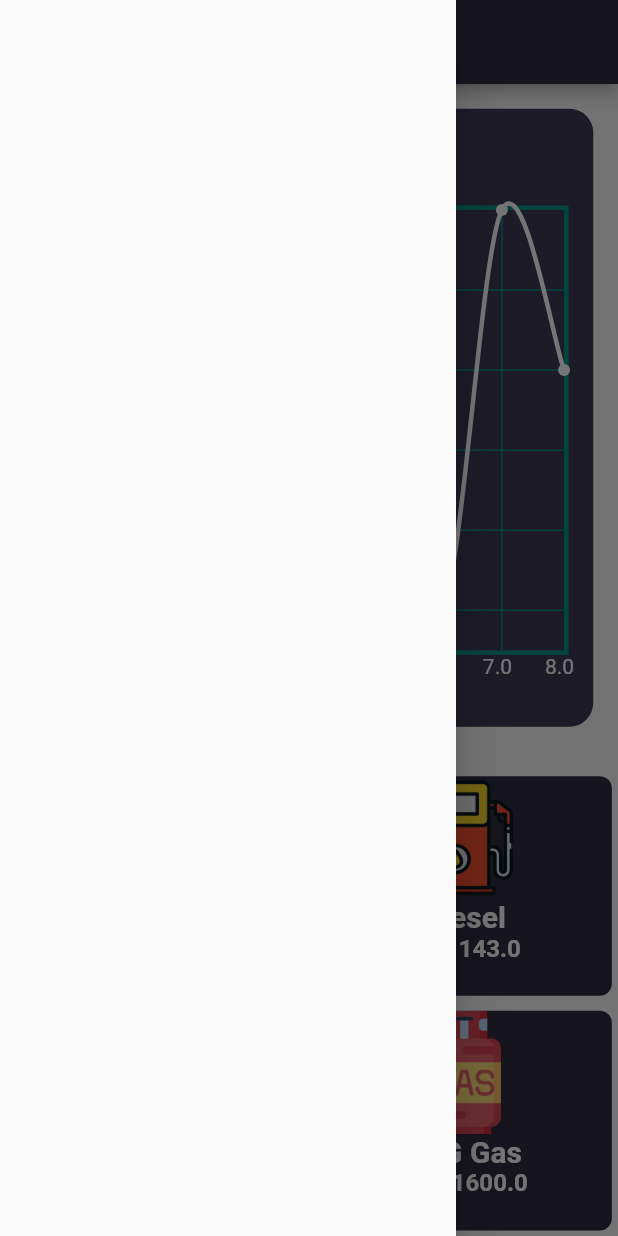
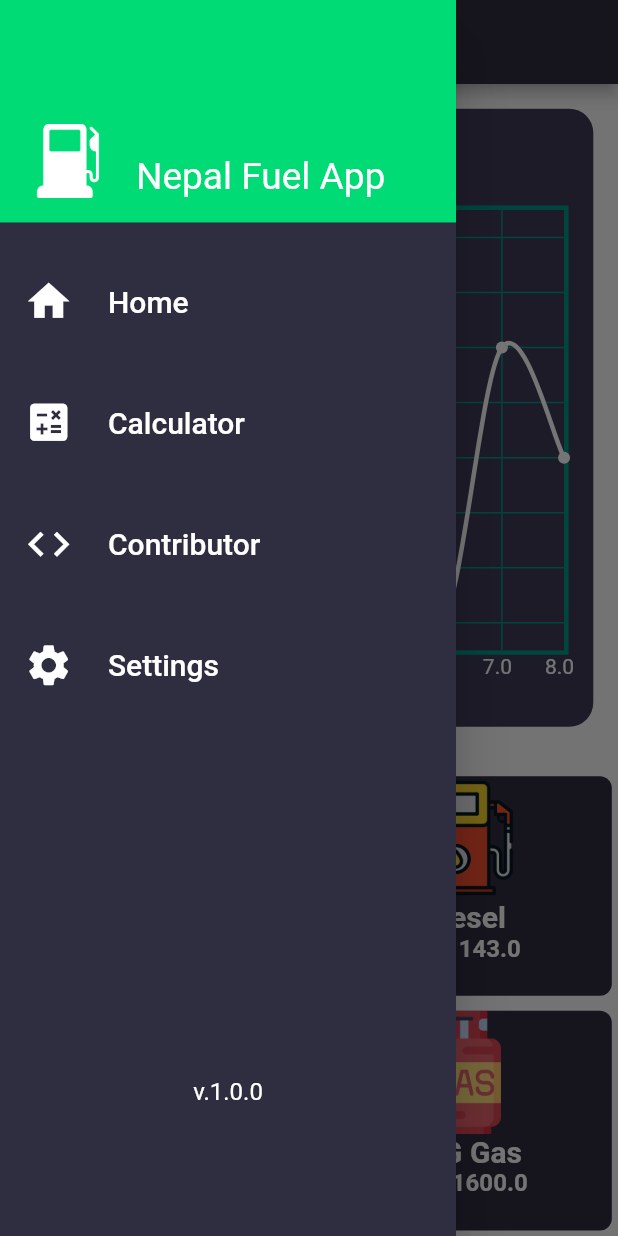
Before and after one commit to kbshal/Fuel_APP, a Flutter app: the screen it shows after launch, with the side drawer open, on a phone screen of 412 x 824 dp. Run offline on Flutter 3.47's test engine with Material 2 defaults, Android fonts, the phone set to English and light mode, and no system bars; drawn by our look-alikes of fl_chart; our stand-ins replace google_fonts.

Commit message:
drawer page designed

```diff
--- a/frontend/lib/view/Pages/calculator_page.dart
+++ b/frontend/lib/view/Pages/calculator_page.dart
@@ -30,6 +30,7 @@ class CalculatorPage extends StatelessWidget {
   }
 }
 
+//Nepal Oil Corporation Widget
 Widget company(Size size, BuildContext context) {
   return Column(
     crossAxisAlignment: CrossAxisAlignment.start,
@@ -63,6 +64,7 @@ Widget company(Size size, BuildContext context) {
   );
 }
 
+//Fuel choices
 Widget fuelDropDown(Size size, BuildContext context, List<String> list) {
   String defaultValue = list[0];
   return Column(
@@ -112,16 +114,21 @@ Widget fuelDropDown(Size size, BuildContext context, List<String> list) {
   );
 }
 
+//Conversion
 Widget textField(Size size, BuildContext context) {
   return Row(
     mainAxisAlignment: MainAxisAlignment.spaceBetween,
-    children: [enterRupees(size, context),
+    children: [
+      enterRupees(size, context),
       Padding(
-     padding: EdgeInsets.only(top: size.height*0.05),
-     child: Icon(Icons.compare_arrows_sharp,
-     size: size.height*0.04,),
-   )
-    , quantityLitres(size, context)],
+        padding: EdgeInsets.only(top: size.height * 0.05),
+        child: Icon(
+          Icons.compare_arrows_sharp,
+          size: size.height * 0.04,
+        ),
+      ),
+      quantityLitres(size, context)
+    ],
   );
 }
 
@@ -148,6 +155,7 @@ Widget enterRupees(Size size, BuildContext context) {
           keyboardType: TextInputType.number,
           textAlignVertical: TextAlignVertical.center,
           decoration: const InputDecoration(
+            contentPadding: EdgeInsets.only(left: 8.0, right: 8.0, top: 8.0),
             hintText: "0.0",
             errorBorder: OutlineInputBorder(
                 borderSide: BorderSide(color: Colors.red, width: 2.0)),
@@ -155,7 +163,9 @@ Widget enterRupees(Size size, BuildContext context) {
                 borderSide: BorderSide(
                     color: Color.fromARGB(255, 0, 197, 10), width: 2.0)),
             border: OutlineInputBorder(
-                  borderSide: BorderSide(color: Colors.red, width: 5.0))),
+              borderSide: BorderSide(color: Colors.red, width: 5.0),
+            ),
+          ),
         ),
       )
     ],
@@ -183,16 +193,18 @@ Widget quantityLitres(Size size, BuildContext context) {
         height: size.height * 0.06,
         child: TextFormField(
           keyboardType: TextInputType.number,
-          textAlignVertical: TextAlignVertical.center,
           decoration: const InputDecoration(
+            contentPadding: EdgeInsets.only(left: 8.0, right: 8.0, top: 8.0),
             hintText: "0.0",
+            border: OutlineInputBorder(
+              borderSide: BorderSide(color: Colors.red, width: 5.0),
+            ),
             errorBorder: OutlineInputBorder(
                 borderSide: BorderSide(color: Colors.red, width: 2.0)),
             focusedBorder: OutlineInputBorder(
                 borderSide: BorderSide(
                     color: Color.fromARGB(255, 0, 197, 10), width: 2.0)),
-              border: OutlineInputBorder(
-                  borderSide: BorderSide(color: Colors.red, width: 5.0))),
+          ),
         ),
       )
     ],
--- a/frontend/lib/view/Pages/home_page.dart
+++ b/frontend/lib/view/Pages/home_page.dart
@@ -1,4 +1,6 @@
+import 'package:flutter/cupertino.dart';
 import 'package:flutter/material.dart';
+import 'package:google_fonts/google_fonts.dart';
 import '../widgets/home_card.dart';
 
 class HomePage extends StatelessWidget {
@@ -42,7 +44,102 @@ class HomePage extends StatelessWidget {
             dieselPrice: 143,
             lpgPrice: 1600),
       ),
-      drawer: const Drawer(),
+      drawer: const DrawerPage(),
     );
   }
 }
+
+class DrawerPage extends StatelessWidget {
+  const DrawerPage({Key? key}) : super(key: key);
+
+  @override
+  Widget build(BuildContext context) {
+    Size size = MediaQuery.of(context).size;
+    return Drawer(
+      semanticLabel: "1.1",
+      backgroundColor: const Color.fromARGB(255, 47, 46, 65),
+      child: SafeArea(
+        child: Column(
+          children: [
+            Container(
+              // margin: EdgeInsets.only(top: size.height*0.2),
+              width: size.width,
+              color: const Color.fromARGB(255, 0, 219, 117),
+              height: size.height * 0.18,
+              child: Row(
+                crossAxisAlignment: CrossAxisAlignment.end,
+                children: [
+                  Padding(
+                    padding: EdgeInsets.only(
+                        left: size.width * 0.01, bottom: size.width * 0.04),
+                    child: Image.asset(
+                      "assets/station.png",
+                      height: size.height * 0.06,
+                      width: size.width * 0.2,
+                      color: Colors.white,
+                    ),
+                  ),
+                  Padding(
+                    padding: EdgeInsets.only(
+                        left: size.width * 0.01, bottom: size.width * 0.04),
+                    child: Text(
+                      "Nepal Fuel App",
+                      style: TextStyle(
+                          fontSize: size.height * 0.03,
+                          color: Colors.white,
+                          fontFamily: GoogleFonts.aBeeZee().fontFamily),
+                    ),
+                  ),
+                ],
+              ),
+            ),
+            drawerItem(size, context, Icons.home, "Home"),
+            drawerItem(size, context, Icons.calculate, "Calculator"),
+            drawerItem(size, context, Icons.code, "Contributor"),
+            drawerItem(size, context, Icons.settings, "Settings"),
+            versionApp(context, size)
+          ],
+        ),
+      ),
+    );
+  }
+}
+
+Widget drawerItem(
+    Size size, BuildContext context, IconData iconData, String text) {
+  return Padding(
+    padding: EdgeInsets.only(top: size.height * 0.03),
+    child: InkWell(
+      onTap: () {},
+      child: ListTile(
+        leading: Icon(
+          iconData,
+          size: size.height * 0.04,
+          color: Colors.white,
+        ),
+        title: Text(
+          text,
+          style: Theme.of(context).textTheme.titleLarge!.copyWith(
+              color: Colors.white,
+              fontFamily: GoogleFonts.aBeeZee().fontFamily),
+        ),
+      ),
+    ),
+  );
+}
+
+Widget versionApp(BuildContext context, Size size) {
+  return Padding(
+    padding: EdgeInsets.only(top: size.height * 0.3),
+    child: SizedBox(
+      child: Center(
+        child: Text(
+          "v.1.0.0",
+          style: Theme.of(context).textTheme.titleMedium!.copyWith(
+              color: Colors.white,
+              fontFamily: GoogleFonts.aBeeZee().fontFamily),
+        ),
+      ),
+    ),
+  );
+}
--- a/frontend/lib/view/widgets/Chart/chart_card.dart
+++ b/frontend/lib/view/widgets/Chart/chart_card.dart
@@ -54,6 +54,7 @@ Widget linechart(BuildContext context, List<ChartData> chartData) {
       child: LineChart(
         LineChartData(
           minY: 90,
+          maxY: 250,
           titlesData: LineTitles.getTitleData(),
           borderData: FlBorderData(
               show: true, border: Border.all(color: Colors.teal, width: 3)),
@@ -104,9 +105,7 @@ Widget dropDownItem(String dropDownValue, List<String> dropDownItems) {
             value: value,
           );
         }).toList(),
-        onChanged: (value) => {
-
-        }),
+        onChanged: (value) => {}),
   );
 }
 
--- a/frontend/pubspec.yaml
+++ b/frontend/pubspec.yaml
@@ -35,7 +35,7 @@ dependencies:
   # Use with the CupertinoIcons class for iOS style icons.
   cupertino_icons: ^1.0.2
   fl_chart: ^0.50.1
-
+  google_fonts: ^2.3.2
 
 dev_dependencies:
   flutter_test:
```
Also changed, not shown: frontend/assets/station.png (added), frontend/pubspec.lock. Lines whose indentation alone changed are shown as unchanged.
